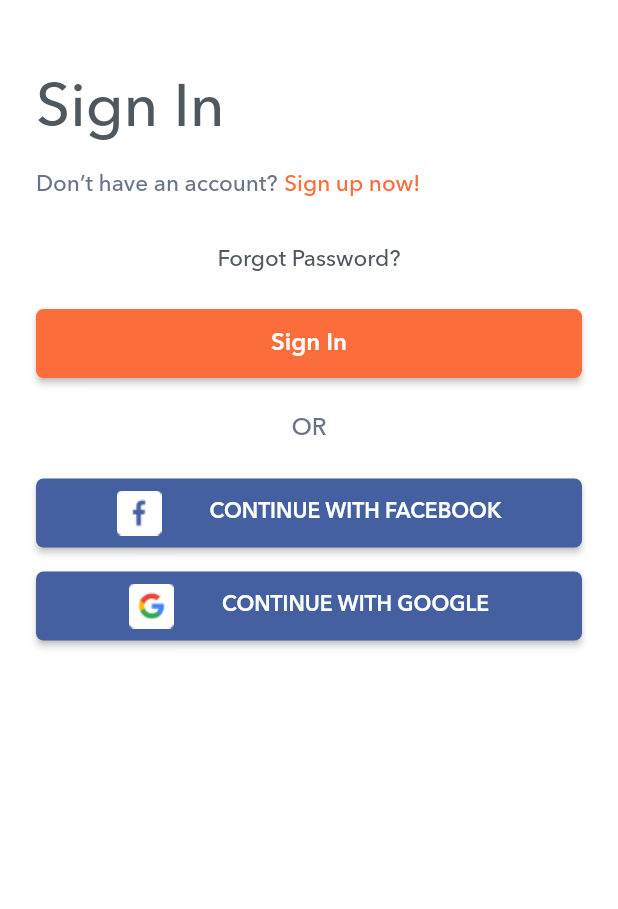
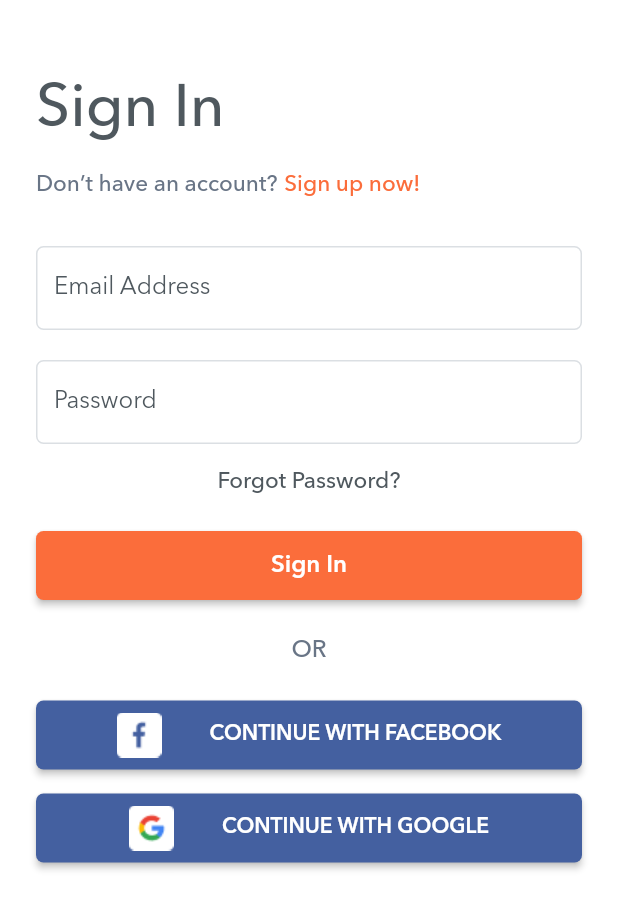
Before and after one commit to TrungNguyen1208/foodedu, a Flutter app: the screen it shows after launch, on a phone screen of 412 x 824 dp. Shown: the top 909 px of the screen. Run offline on Flutter 3.47's test engine with Material 2 defaults, Android fonts, the phone set to English and light mode, and no system bars.

Commit message:
Add lint, button widget, SignIn screen

```diff
--- a/lib/feature/sign_in/sign_in_screen.dart
+++ b/lib/feature/sign_in/sign_in_screen.dart
@@ -11,6 +11,30 @@ class SignInScreen extends StatefulWidget {
 }
 
 class _SignInScreenState extends State<SignInScreen> {
+  FocusNode _focusEmail, _focusPassword;
+
+  @override
+  void initState() {
+    super.initState();
+    _focusEmail = new FocusNode();
+    _focusPassword = new FocusNode();
+    _focusEmail.addListener(_onFocusNodeEvent);
+    _focusPassword.addListener(_onFocusNodeEvent);
+  }
+
+  @override
+  void dispose() {
+    super.dispose();
+    _focusEmail.dispose();
+    _focusPassword.dispose();
+  }
+
+  void _onFocusNodeEvent() {
+    setState(() {
+      // Re-renders
+    });
+  }
+
   @override
   Widget build(BuildContext context) {
     return Scaffold(
@@ -35,6 +59,8 @@ class _SignInScreenState extends State<SignInScreen> {
               textRight: 'Sign up now!',
             ),
             const SizedBox(height: AppMargin.bigger),
+            _buildInputField(),
+            const SizedBox(height: AppMargin.big),
             Text(
               'Forgot Password?',
               style: Theme.of(context)
@@ -49,10 +75,8 @@ class _SignInScreenState extends State<SignInScreen> {
             const SizedBox(height: AppMargin.litterBig),
             Text(
               'OR',
-              style: Theme.of(context)
-                  .textTheme
-                  .subtitle1
-                  .copyWith(color: AppColor.lightBlueGray, fontWeight: FontWeight.w500),
+              style: Theme.of(context).textTheme.subtitle1.copyWith(
+                  color: AppColor.lightBlueGray, fontWeight: FontWeight.w500),
               maxLines: 1,
               textAlign: TextAlign.center,
             ),
@@ -71,4 +95,58 @@ class _SignInScreenState extends State<SignInScreen> {
       ),
     );
   }
+
+  Widget _buildInputField() {
+    return Column(children: <Widget>[
+      TextField(
+        focusNode: _focusEmail,
+        maxLines: 1,
+        textInputAction: TextInputAction.next,
+        keyboardAppearance: Brightness.light,
+        keyboardType: TextInputType.emailAddress,
+        // style: AppTheme.kRegularTextStyle.copyWith(
+        //   color: AppColor.subLabel,
+        // ),
+        cursorColor: AppColor.darkGrayHighlighted,
+        decoration: InputDecoration(
+          alignLabelWithHint: true,
+          enabledBorder: OutlineInputBorder(
+            borderRadius: BorderRadius.circular(5.0),
+            borderSide: const BorderSide(color: AppColor.borderTextField, width: 1),
+          ),
+          focusedBorder: OutlineInputBorder(
+            borderRadius: BorderRadius.circular(5.0),
+            borderSide: const BorderSide(color: AppColor.borderTextField, width: 1),
+          ),
+          labelText: 'Email Address',
+          labelStyle: Theme.of(context).textTheme.bodyText1,
+        ),
+      ),
+      const SizedBox(height: 20),
+      TextField(
+        focusNode: _focusEmail,
+        maxLines: 1,
+        textInputAction: TextInputAction.next,
+        keyboardAppearance: Brightness.light,
+        keyboardType: TextInputType.emailAddress,
+        // style: AppTheme.kRegularTextStyle.copyWith(
+        //   color: AppColor.subLabel,
+        // ),
+        cursorColor: AppColor.darkGrayHighlighted,
+        decoration: InputDecoration(
+          alignLabelWithHint: true,
+          enabledBorder: OutlineInputBorder(
+            borderRadius: BorderRadius.circular(5.0),
+            borderSide: const BorderSide(color: AppColor.borderTextField, width: 1),
+          ),
+          focusedBorder: OutlineInputBorder(
+            borderRadius: BorderRadius.circular(5.0),
+            borderSide: const BorderSide(color: AppColor.borderTextField, width: 1),
+          ),
+          labelText: 'Password',
+          labelStyle: Theme.of(context).textTheme.bodyText1,
+        ),
+      ),
+    ]);
+  }
 }
--- a/lib/general/constant/app_theme.dart
+++ b/lib/general/constant/app_theme.dart
@@ -44,5 +44,6 @@ class AppColor {
   static const Color facebook = Color(0xff4460A0);
   static const Color google = Color(0xff4285F4);
 
-  static const Color defaultText = Color(0xff464646);
+  static const Color defaultText = Color(0xff4F585E);
+  static const Color borderTextField = Color(0xffDBDFE3);
 }
```
